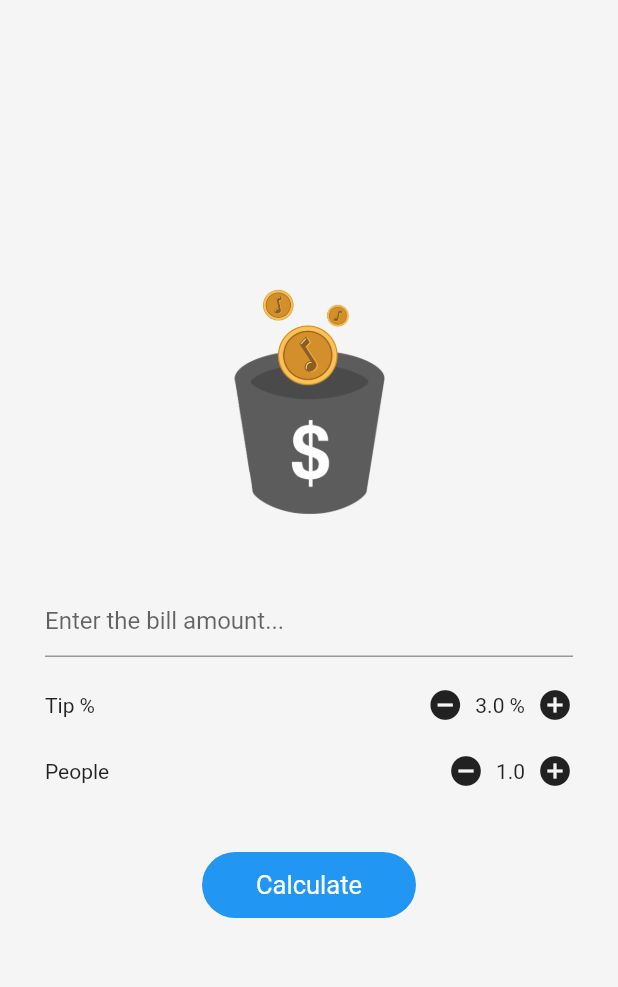
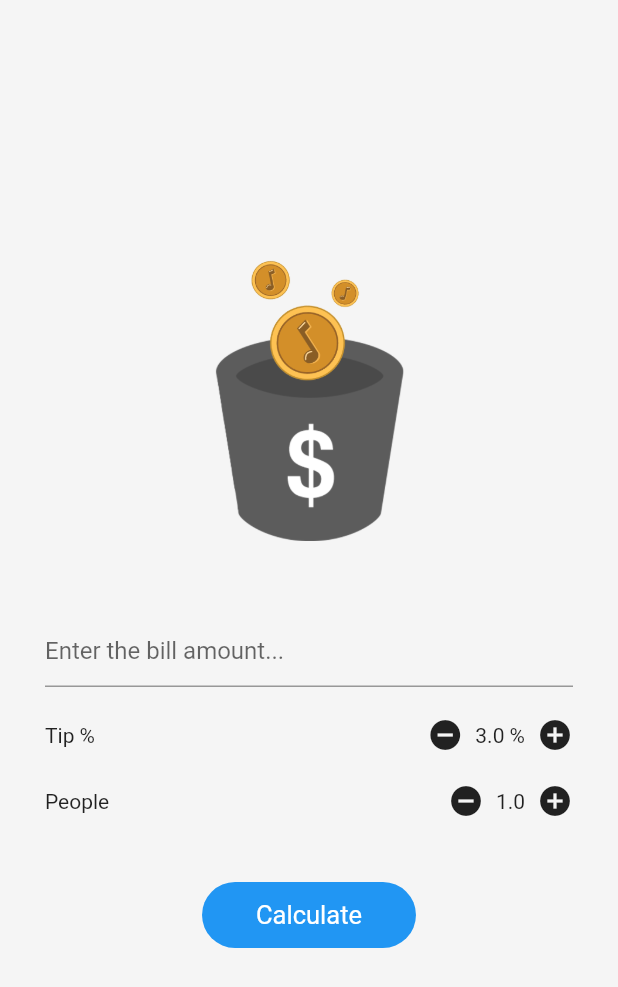
Before and after one commit to the-jey/Flutter-Tipcalculator, a Flutter app: the screen it shows after launch, on a phone screen of 412 x 824 dp. Shown: the top 987 px of the screen. Run offline on Flutter 3.47's test engine with Material 2 defaults, Android fonts, the phone set to English and light mode, and no system bars.

Commit message:
horizontal view

```diff
--- a/lib/main.dart
+++ b/lib/main.dart
@@ -75,7 +75,9 @@ class _HomePageState extends State<HomePage> {
       },
       child: Scaffold(
         backgroundColor: Colors.grey.shade100,
-        body: Container(
+        body: Center(
+          child: SingleChildScrollView(
+            child: Container(
               padding: EdgeInsets.symmetric(horizontal: 30.0),
               child: Column(
                 mainAxisAlignment: MainAxisAlignment.center,
@@ -83,7 +85,7 @@ class _HomePageState extends State<HomePage> {
                   CircleAvatar(
                     backgroundImage: AssetImage('image/tips.png'),
                     backgroundColor: Colors.grey.shade100,
-                radius: 80.0,
+                    radius: 100.0,
                   ),
                   SizedBox(height: 40.0),
                   TextField(
@@ -148,13 +150,14 @@ class _HomePageState extends State<HomePage> {
 
                       FocusScope.of(context).unfocus();
                     },
-                padding: EdgeInsets.symmetric(horizontal: 36.0, vertical: 12.0),
+                    padding:
+                        EdgeInsets.symmetric(horizontal: 36.0, vertical: 12.0),
                     color: Colors.blue,
                     textColor: Colors.white,
                     child: Text(
                       'Calculate',
-                  style:
-                      TextStyle(fontSize: 17.0, fontWeight: FontWeight.normal),
+                      style: TextStyle(
+                          fontSize: 17.0, fontWeight: FontWeight.normal),
                     ),
                     shape: RoundedRectangleBorder(
                         borderRadius: BorderRadius.circular(25.0)),
@@ -183,6 +186,8 @@ class _HomePageState extends State<HomePage> {
               ),
             ),
           ),
+        ),
+      ),
     );
   }
 }
```
Lines whose indentation alone changed are shown as unchanged.
